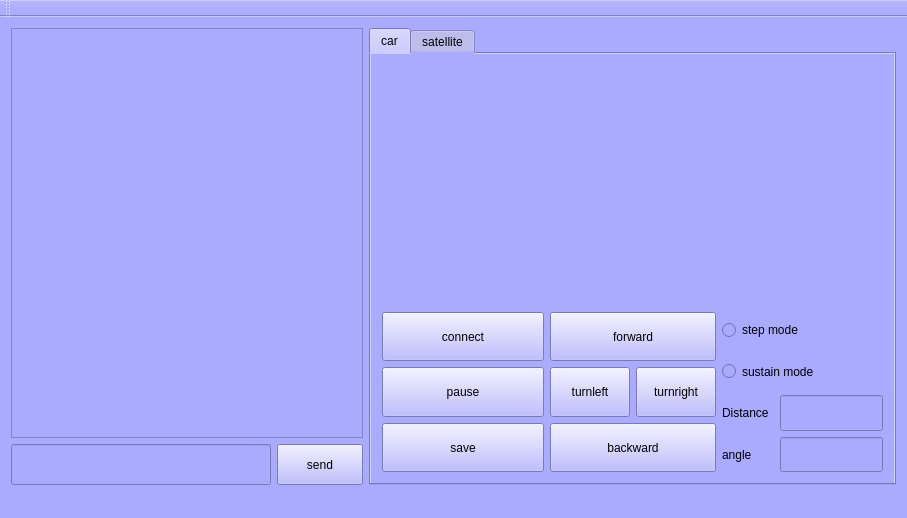
Before: the Qt Designer form mainwindow.ui in lightyeah/GroundControl, drawn with Qt 5.
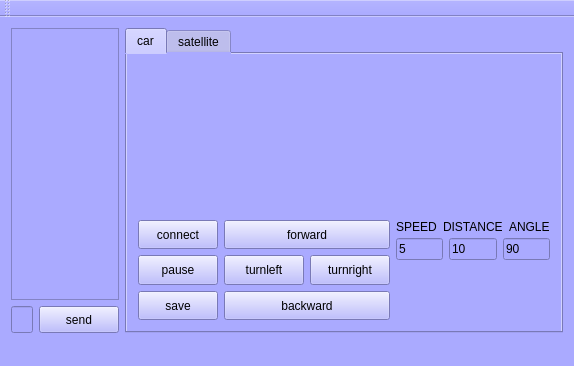
After: the same form once the commit is applied. The open tabs and pages were chosen to show the change. Custom widgets are drawn as their Qt base class.

```diff
--- a/mainwindow.ui
+++ b/mainwindow.ui
@@ -6,8 +6,8 @@
    <rect>
     <x>0</x>
     <y>0</y>
-    <width>907</width>
-    <height>518</height>
+    <width>571</width>
+    <height>366</height>
    </rect>
   </property>
   <property name="sizePolicy">
@@ -75,6 +75,9 @@
       </item>
       <item>
        <widget class="QTabWidget" name="tabWidget">
+        <property name="styleSheet">
+         <string notr="true">font: 75 10pt &quot;3ds Light&quot;;</string>
+        </property>
         <property name="currentIndex">
          <number>0</number>
         </property>
@@ -228,41 +231,15 @@
               </item>
               <item>
                <layout class="QVBoxLayout" name="verticalLayout_2">
+                <property name="spacing">
+                 <number>4</number>
+                </property>
+                <property name="rightMargin">
+                 <number>0</number>
+                </property>
                 <item>
-                 <widget class="QRadioButton" name="stepRadioButton">
-                  <property name="sizePolicy">
-                   <sizepolicy hsizetype="Expanding" vsizetype="Expanding">
-                    <horstretch>0</horstretch>
-                    <verstretch>0</verstretch>
-                   </sizepolicy>
-                  </property>
-                  <property name="styleSheet">
-                   <string notr="true">font: 12pt &quot;Bernard MT Condensed&quot;;</string>
-                  </property>
-                  <property name="text">
-                   <string>step mode</string>
-                  </property>
-                 </widget>
-                </item>
-                <item>
-                 <widget class="QRadioButton" name="sustainRadioButton">
-                  <property name="sizePolicy">
-                   <sizepolicy hsizetype="Expanding" vsizetype="Expanding">
-                    <horstretch>0</horstretch>
-                    <verstretch>0</verstretch>
-                   </sizepolicy>
-                  </property>
-                  <property name="styleSheet">
-                   <string notr="true">font: 12pt &quot;Bernard MT Condensed&quot;;</string>
-                  </property>
-                  <property name="text">
-                   <string>sustain mode</string>
-                  </property>
-                 </widget>
-                </item>
-                <item>
-                 <layout class="QHBoxLayout" name="horizontalLayout_2" stretch="1,2">
-                  <item>
+                 <layout class="QHBoxLayout" name="horizontalLayout_2" stretch="1,1,1">
+                  <item alignment="Qt::AlignHCenter|Qt::AlignVCenter">
                    <widget class="QLabel" name="label">
                     <property name="sizePolicy">
                      <sizepolicy hsizetype="Expanding" vsizetype="Expanding">
@@ -274,25 +251,11 @@
                      <string notr="true">font: 12pt &quot;Bernard MT Condensed&quot;;</string>
                     </property>
                     <property name="text">
-                     <string>Distance</string>
+                     <string>SPEED</string>
                     </property>
                    </widget>
                   </item>
-                  <item>
-                   <widget class="QLineEdit" name="distanceLineEdit">
-                    <property name="sizePolicy">
-                     <sizepolicy hsizetype="Expanding" vsizetype="Expanding">
-                      <horstretch>0</horstretch>
-                      <verstretch>0</verstretch>
-                     </sizepolicy>
-                    </property>
-                   </widget>
-                  </item>
-                 </layout>
-                </item>
-                <item>
-                 <layout class="QHBoxLayout" name="horizontalLayout" stretch="1,2">
-                  <item>
+                  <item alignment="Qt::AlignHCenter|Qt::AlignVCenter">
                    <widget class="QLabel" name="label_2">
                     <property name="sizePolicy">
                      <sizepolicy hsizetype="Expanding" vsizetype="Expanding">
@@ -304,11 +267,57 @@
                      <string notr="true">font: 12pt &quot;Bernard MT Condensed&quot;;</string>
                     </property>
                     <property name="text">
-                     <string>angle</string>
+                     <string>DISTANCE</string>
                     </property>
                    </widget>
                   </item>
-                  <item>
+                  <item alignment="Qt::AlignHCenter|Qt::AlignVCenter">
+                   <widget class="QLabel" name="label_3">
+                    <property name="sizePolicy">
+                     <sizepolicy hsizetype="Expanding" vsizetype="Expanding">
+                      <horstretch>0</horstretch>
+                      <verstretch>0</verstretch>
+                     </sizepolicy>
+                    </property>
+                    <property name="styleSheet">
+                     <string notr="true">font: 12pt &quot;Bernard MT Condensed&quot;;</string>
+                    </property>
+                    <property name="text">
+                     <string>ANGLE</string>
+                    </property>
+                   </widget>
+                  </item>
+                 </layout>
+                </item>
+                <item>
+                 <layout class="QHBoxLayout" name="horizontalLayout" stretch="1,1,1">
+                  <item alignment="Qt::AlignLeft|Qt::AlignVCenter">
+                   <widget class="QLineEdit" name="speedLineEdit">
+                    <property name="sizePolicy">
+                     <sizepolicy hsizetype="Expanding" vsizetype="Expanding">
+                      <horstretch>0</horstretch>
+                      <verstretch>0</verstretch>
+                     </sizepolicy>
+                    </property>
+                    <property name="text">
+                     <string>5</string>
+                    </property>
+                   </widget>
+                  </item>
+                  <item alignment="Qt::AlignLeft|Qt::AlignVCenter">
+                   <widget class="QLineEdit" name="distanceLineEdit">
+                    <property name="sizePolicy">
+                     <sizepolicy hsizetype="Expanding" vsizetype="Expanding">
+                      <horstretch>0</horstretch>
+                      <verstretch>0</verstretch>
+                     </sizepolicy>
+                    </property>
+                    <property name="text">
+                     <string>10</string>
+                    </property>
+                   </widget>
+                  </item>
+                  <item alignment="Qt::AlignLeft|Qt::AlignVCenter">
                    <widget class="QLineEdit" name="angleLineEdit">
                     <property name="sizePolicy">
                      <sizepolicy hsizetype="Expanding" vsizetype="Expanding">
@@ -316,10 +325,26 @@
                       <verstretch>0</verstretch>
                      </sizepolicy>
                     </property>
+                    <property name="text">
+                     <string>90</string>
+                    </property>
                    </widget>
                   </item>
                  </layout>
                 </item>
+                <item>
+                 <spacer name="verticalSpacer">
+                  <property name="orientation">
+                   <enum>Qt::Vertical</enum>
+                  </property>
+                  <property name="sizeHint" stdset="0">
+                   <size>
+                    <width>20</width>
+                    <height>40</height>
+                   </size>
+                  </property>
+                 </spacer>
+                </item>
                </layout>
               </item>
              </layout>
```
Left out of the diff: 58 changed lines with no effect on the pictures.
